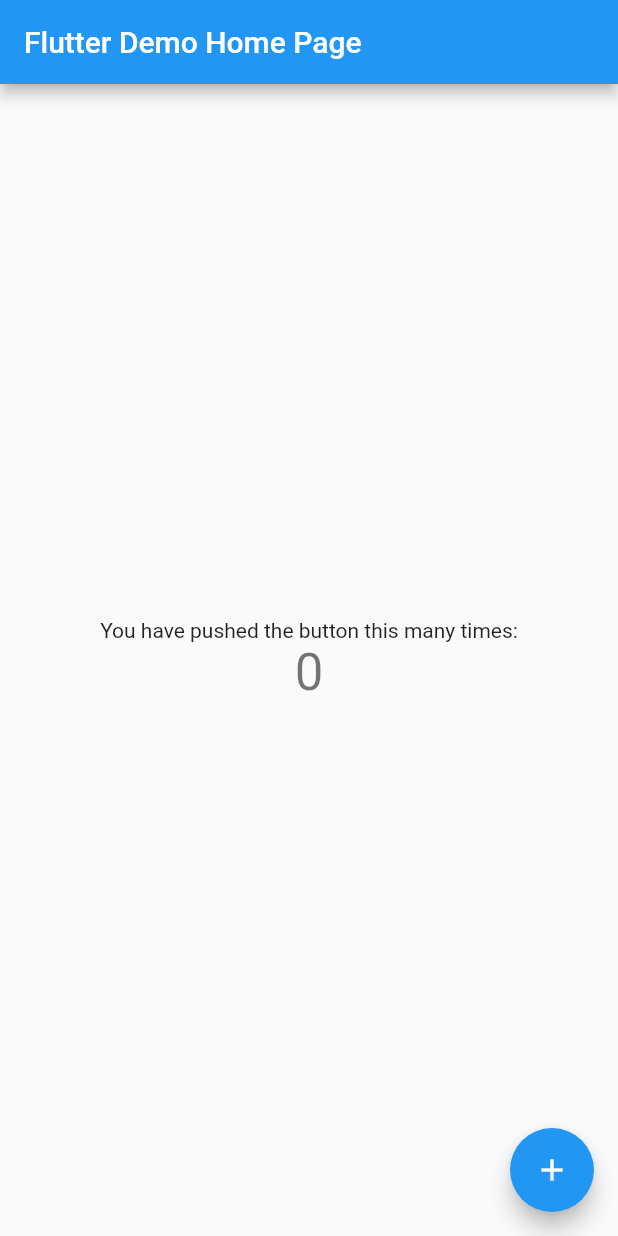
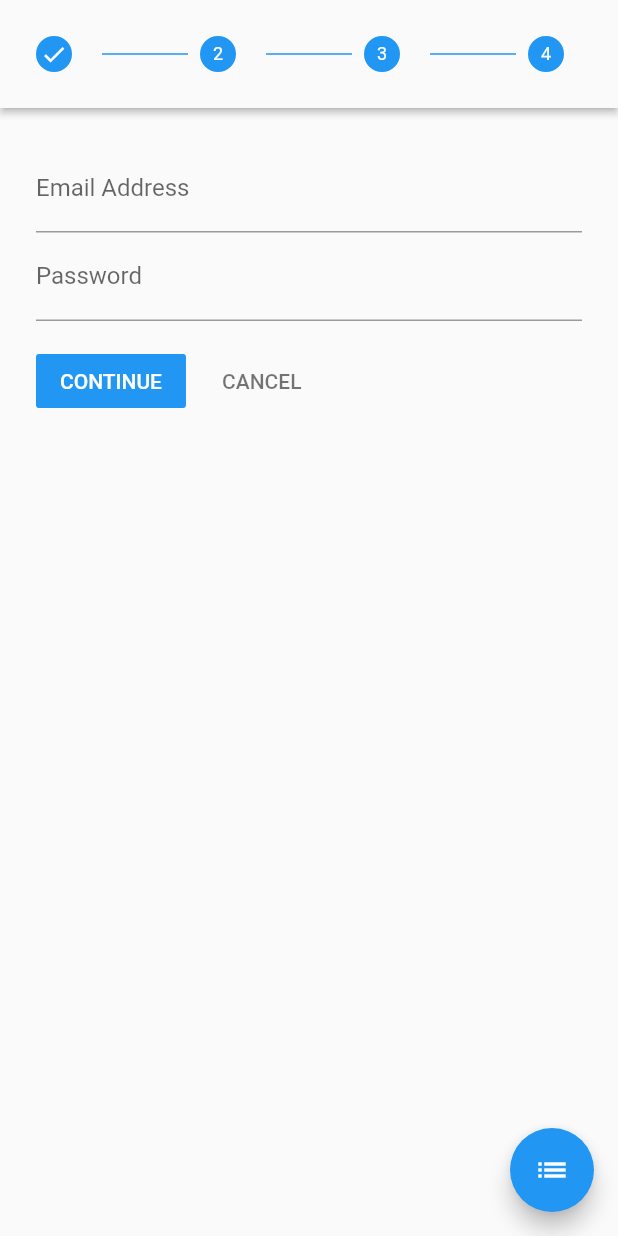
Before and after one commit to alevoze/the_bank_of_the_future, a Flutter app: the screen it shows after launch, on a phone screen of 412 x 824 dp. Run offline on Flutter 3.47's test engine with Material 2 defaults, Android fonts, the phone set to English and light mode, and no system bars.

Commit message:
feat:add stepper widget

```diff
--- a/lib/main.dart
+++ b/lib/main.dart
@@ -1,4 +1,5 @@
 import 'package:flutter/material.dart';
+import 'package:the_bank_of_the_future/screens/register_screen.dart';
 
 void main() {
   runApp(MyApp());
@@ -10,104 +11,16 @@ class MyApp extends StatelessWidget {
   Widget build(BuildContext context) {
     return MaterialApp(
       title: 'Flutter Demo',
+      debugShowCheckedModeBanner: false,
       theme: ThemeData(
-        // This is the theme of your application.
-        //
-        // Try running your application with "flutter run". You'll see the
-        // application has a blue toolbar. Then, without quitting the app, try
-        // changing the primarySwatch below to Colors.green and then invoke
-        // "hot reload" (press "r" in the console where you ran "flutter run",
-        // or simply save your changes to "hot reload" in a Flutter IDE).
-        // Notice that the counter didn't reset back to zero; the application
-        // is not restarted.
+
         primarySwatch: Colors.blue,
+
+
       ),
-      home: MyHomePage(title: 'Flutter Demo Home Page'),
+
+      home: RegisterScreen(),
     );
+
   }
 }
-
-class MyHomePage extends StatefulWidget {
-  MyHomePage({Key key, this.title}) : super(key: key);
-
-  // This widget is the home page of your application. It is stateful, meaning
-  // that it has a State object (defined below) that contains fields that affect
-  // how it looks.
-
-  // This class is the configuration for the state. It holds the values (in this
-  // case the title) provided by the parent (in this case the App widget) and
-  // used by the build method of the State. Fields in a Widget subclass are
-  // always marked "final".
-
-  final String title;
-
-  @override
-  _MyHomePageState createState() => _MyHomePageState();
-}
-
-class _MyHomePageState extends State<MyHomePage> {
-  int _counter = 0;
-
-  void _incrementCounter() {
-    setState(() {
-      // This call to setState tells the Flutter framework that something has
-      // changed in this State, which causes it to rerun the build method below
-      // so that the display can reflect the updated values. If we changed
-      // _counter without calling setState(), then the build method would not be
-      // called again, and so nothing would appear to happen.
-      _counter++;
-    });
-  }
-
-  @override
-  Widget build(BuildContext context) {
-    // This method is rerun every time setState is called, for instance as done
-    // by the _incrementCounter method above.
-    //
-    // The Flutter framework has been optimized to make rerunning build methods
-    // fast, so that you can just rebuild anything that needs updating rather
-    // than having to individually change instances of widgets.
-    return Scaffold(
-      appBar: AppBar(
-        // Here we take the value from the MyHomePage object that was created by
-        // the App.build method, and use it to set our appbar title.
-        title: Text(widget.title),
-      ),
-      body: Center(
-        // Center is a layout widget. It takes a single child and positions it
-        // in the middle of the parent.
-        child: Column(
-          // Column is also a layout widget. It takes a list of children and
-          // arranges them vertically. By default, it sizes itself to fit its
-          // children horizontally, and tries to be as tall as its parent.
-          //
-          // Invoke "debug painting" (press "p" in the console, choose the
-          // "Toggle Debug Paint" action from the Flutter Inspector in Android
-          // Studio, or the "Toggle Debug Paint" command in Visual Studio Code)
-          // to see the wireframe for each widget.
-          //
-          // Column has various properties to control how it sizes itself and
-          // how it positions its children. Here we use mainAxisAlignment to
-          // center the children vertically; the main axis here is the vertical
-          // axis because Columns are vertical (the cross axis would be
-          // horizontal).
-          mainAxisAlignment: MainAxisAlignment.center,
-          children: <Widget>[
-            Text(
-              'You have pushed the button this many times:',
-            ),
-            Text(
-              '$_counter',
-              style: Theme.of(context).textTheme.headline4,
-            ),
-          ],
-        ),
-      ),
-      floatingActionButton: FloatingActionButton(
-        onPressed: _incrementCounter,
-        tooltip: 'Increment',
-        child: Icon(Icons.add),
-      ), // This trailing comma makes auto-formatting nicer for build methods.
-    );
-  }
-}
--- /dev/null
+++ b/lib/screens/register_screen.dart
@@ -0,0 +1,129 @@
+import 'package:flutter/material.dart';
+import 'package:flutter/services.dart';
+
+class RegisterScreen extends StatefulWidget {
+  @override
+  _RegisterScreenState createState() => _RegisterScreenState();
+}
+
+class _RegisterScreenState extends State<RegisterScreen> {
+  int _currentStep = 0;
+  StepperType stepperType = StepperType.horizontal;
+
+  @override
+  Widget build(BuildContext context) {
+    return  AnnotatedRegion<SystemUiOverlayStyle>(
+      value: SystemUiOverlayStyle(
+          statusBarColor: Colors.blueAccent
+      ),
+      child: Scaffold(
+        body: SafeArea(
+          child: Container(
+            child: Column(
+              children: [
+                Expanded(
+                  child: Stepper(
+                    type: stepperType,
+                    physics: ScrollPhysics(),
+                    currentStep: _currentStep,
+                    onStepTapped: (step) => tapped(step),
+                    onStepContinue:  continued,
+                    onStepCancel: cancel,
+                    steps: <Step>[
+                      Step(
+                        title: Divider(
+                          thickness: 2,
+                          color: Colors.white70,
+                        ),
+                        content: Column(
+                          children: <Widget>[
+                            TextFormField(
+                              decoration: InputDecoration(labelText: 'Email Address'),
+                            ),
+                            TextFormField(
+                              decoration: InputDecoration(labelText: 'Password'),
+                            ),
+                          ],
+                        ),
+                        isActive: _currentStep >= 0,
+                        state: _currentStep >= 0 ?
+                        StepState.complete : StepState.disabled,
+                      ),
+                      Step(
+                        title: Divider(
+                          thickness: 2,
+                          color: Colors.white70,
+                        ),
+                        content: Column(
+                          children: <Widget>[
+                            TextFormField(
+                              decoration: InputDecoration(labelText: 'Home Address'),
+                            ),
+                            TextFormField(
+                              decoration: InputDecoration(labelText: 'Postcode'),
+                            ),
+                          ],
+                        ),
+                        isActive: _currentStep >= 0,
+                        state: _currentStep >= 1 ?
+                        StepState.complete : StepState.disabled,
+                      ),
+                      Step(
+                        title: Divider(
+                          thickness: 2,
+                          color: Colors.white70,
+                        ),
+                        content: Column(
+                          children: <Widget>[
+                            TextFormField(
+                              decoration: InputDecoration(labelText: 'Mobile Number'),
+                            ),
+                          ],
+                        ),
+                        isActive:_currentStep >= 0,
+                        state: _currentStep >= 2 ?
+                        StepState.complete : StepState.disabled,
+                      ),
+                      Step(
+                        title: Divider(
+                          thickness: 2,
+                          color: Colors.white70,
+                        ),
+                        content: SizedBox(
+                          height: 10,
+                          width: 10,
+                        ),
+                        isActive:_currentStep >= 0,
+                        state: _currentStep >= 3 ?
+                        StepState.complete : StepState.disabled,
+                      ),
+                    ],
+                  ),
+                ),
+              ],
+            ),
+          ),
+        ),
+        floatingActionButton: FloatingActionButton(
+          child: Icon(Icons.list),
+          // onPressed: switchStepsType,
+          onPressed:(){},
+        ),
+      ),
+    );
+  }
+  tapped(int step){
+    setState(() => _currentStep = step);
+  }
+
+  continued(){
+    _currentStep < 3 ?
+    setState(() => _currentStep += 1): null;
+  }
+  cancel(){
+    _currentStep > 0 ?
+    setState(() => _currentStep -= 1) : null;
+  }
+
+
+}
```
Also changed, not shown: lib/utils/color_style.dart (added, +25 -0 lines), lib/utils/size_config.dart (added, +31 -0 lines).
